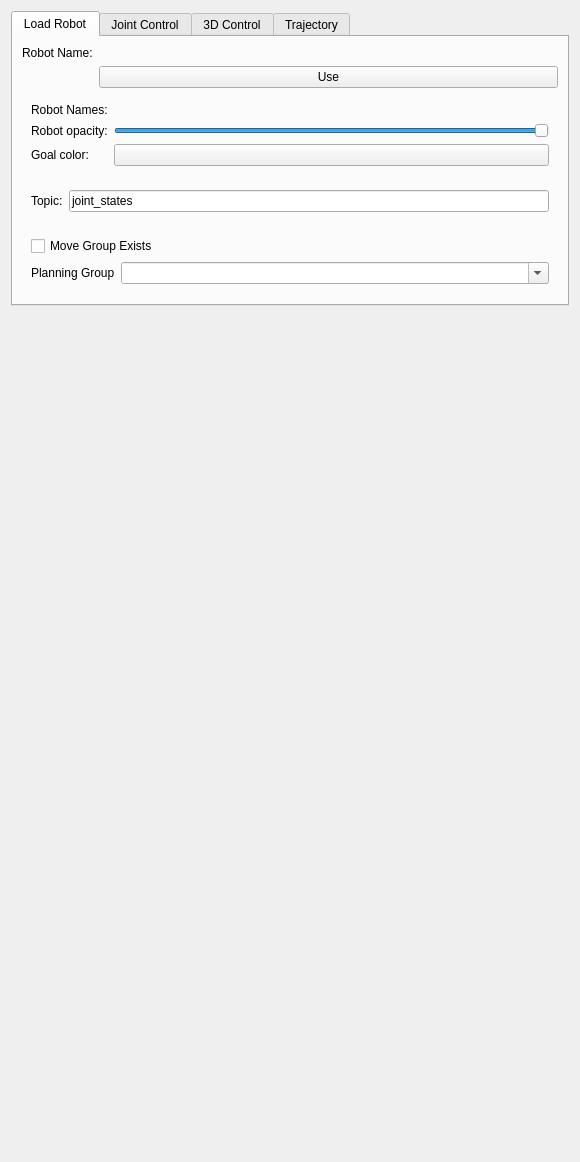
Above: ROS2MotionControl/Resources/UI/ROS2MotionControl.ui from rosmed/slicer_ros2_module before the change. Below: the same form after it.
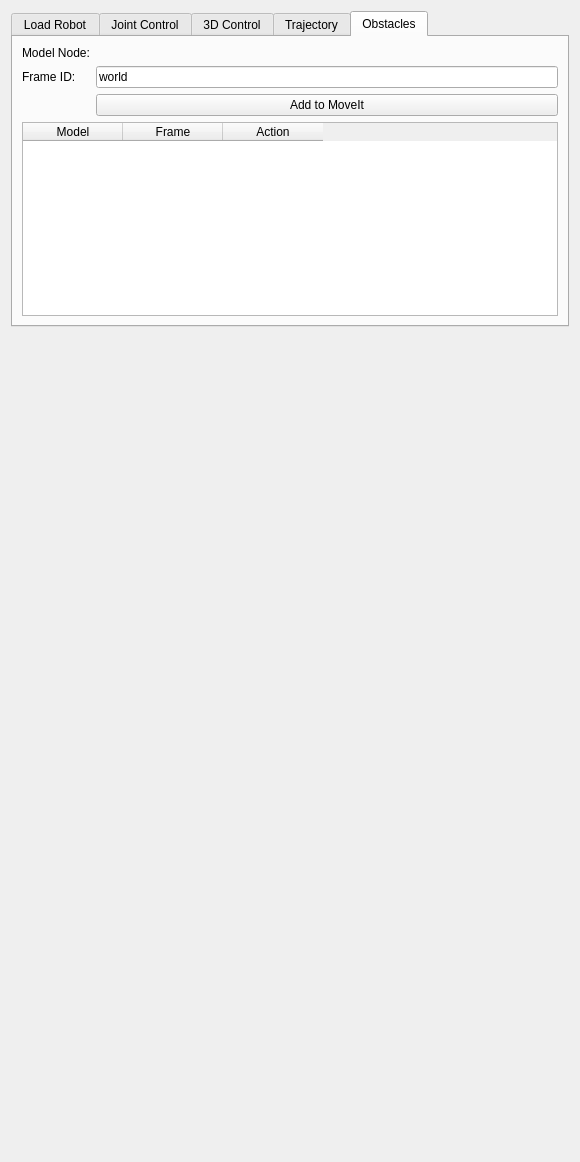
That is the form after the change. The open tabs and pages were chosen to show the change. Custom widgets are drawn as their Qt base class.

Commit message: feat: add obstacle synchronization tab to enable MoveIt collision object management from Slicer models

Diff of the .ui file:
```diff
--- a/ROS2MotionControl/Resources/UI/ROS2MotionControl.ui
+++ b/ROS2MotionControl/Resources/UI/ROS2MotionControl.ui
@@ -350,6 +350,76 @@
        </item>
       </layout>
      </widget>
+     <widget class="QWidget" name="obstaclesTab">
+      <attribute name="title">
+       <string>Obstacles</string>
+      </attribute>
+      <layout class="QVBoxLayout" name="verticalLayout_obstacles">
+       <item>
+        <layout class="QFormLayout" name="formLayout_obstacles_input">
+         <item row="0" column="0">
+          <widget class="QLabel" name="obstacleModelLabel">
+           <property name="text">
+            <string>Model Node:</string>
+           </property>
+          </widget>
+         </item>
+         <item row="0" column="1">
+          <widget class="qMRMLNodeComboBox" name="obstacleModelComboBox" native="true">
+           <property name="nodeTypes" stdset="0">
+            <stringlist notr="true">
+             <string>vtkMRMLModelNode</string>
+            </stringlist>
+           </property>
+          </widget>
+         </item>
+         <item row="1" column="0">
+          <widget class="QLabel" name="obstacleFrameLabel">
+           <property name="text">
+            <string>Frame ID:</string>
+           </property>
+          </widget>
+         </item>
+         <item row="1" column="1">
+          <widget class="QLineEdit" name="obstacleFrameLineEdit">
+           <property name="text">
+            <string>world</string>
+           </property>
+          </widget>
+         </item>
+         <item row="2" column="1">
+          <widget class="QPushButton" name="addObstacleButton">
+           <property name="text">
+            <string>Add to MoveIt</string>
+           </property>
+          </widget>
+         </item>
+        </layout>
+       </item>
+       <item>
+        <widget class="QTableWidget" name="obstaclesTable">
+         <property name="columnCount">
+          <number>3</number>
+         </property>
+         <column>
+          <property name="text">
+           <string>Model</string>
+          </property>
+         </column>
+         <column>
+          <property name="text">
+           <string>Frame</string>
+          </property>
+         </column>
+         <column>
+          <property name="text">
+           <string>Action</string>
+          </property>
+         </column>
+        </widget>
+       </item>
+      </layout>
+     </widget>
     </widget>
    </item>
    <item>
```
Left out of the diff: 2 changed lines with no effect on the pictures. The commit also changes 2 other files.
